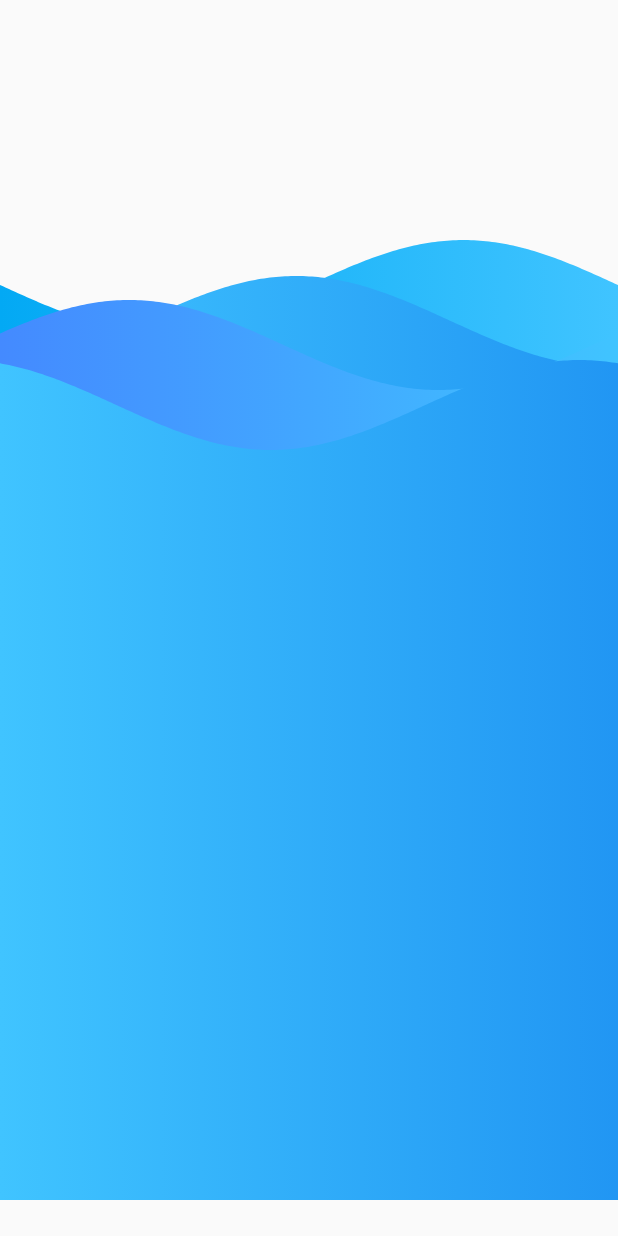
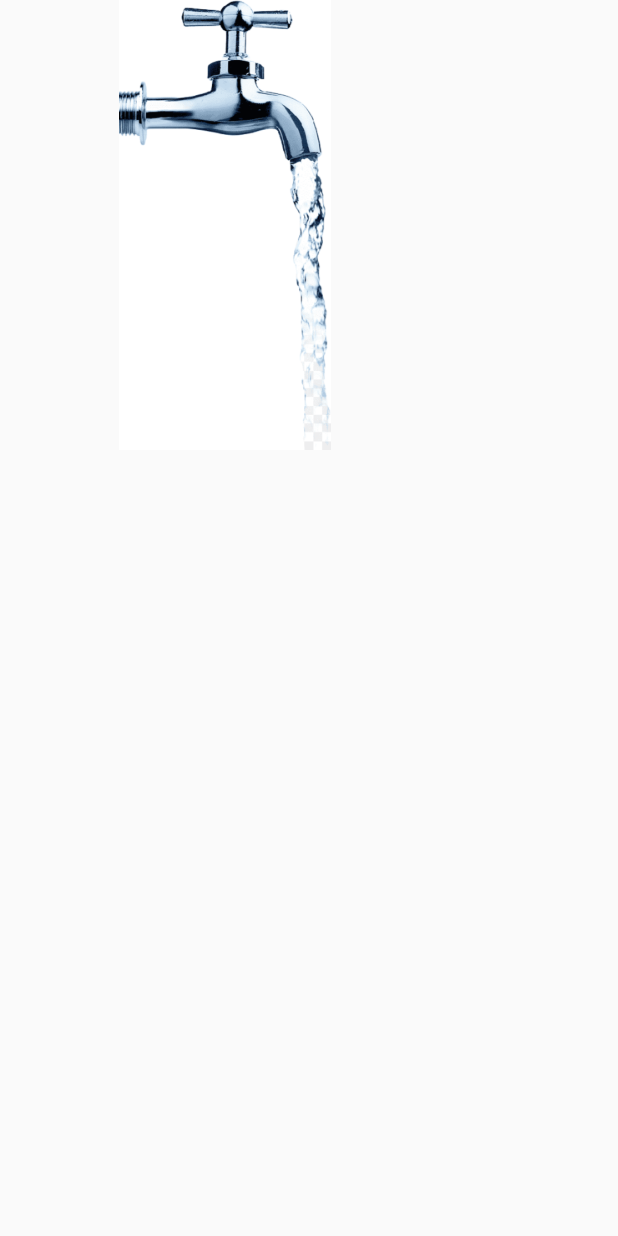
Before and after one commit to omkar1215/Water-Flow-App-Flutter, a Flutter app: the screen it shows after launch, on a phone screen of 412 x 824 dp. Run offline on Flutter 3.47's test engine with Material 2 defaults, Android fonts, the phone set to English and light mode, and no system bars; drawn by our look-alikes of wave.

Commit message:
Final code 2

```diff
--- a/lib/main.dart
+++ b/lib/main.dart
@@ -6,72 +6,38 @@ void main() {
   runApp(MyApp());
 }
 
-class MyApp extends StatelessWidget {
-  // This widget is the root of your application.
+class MyApp extends StatefulWidget{
   @override
-  Widget build(BuildContext context) {
-    return MaterialApp(
-      home: MyHomePage(),
-    );
-  }
+  _MyAppState createState() => _MyAppState();
 }
 
-var flag = 1;
-var switchFlag = "ON";
-var num=800.0;
+bool click = true;
 
-class MyHomePage extends StatelessWidget {
+class _MyAppState extends State<MyApp> {
   @override
-  Widget build(BuildContext context) {
-    return Scaffold(
-      body: Center(
-        child: Column(
-          children: <Widget>[
-            WaveWidget(
-              config: CustomConfig(
-                  gradients: [
-                    [Colors.lightBlue, Colors.lightBlueAccent],
-                    [Colors.lightBlueAccent, Colors.blue],
-                    [Colors.blueAccent, Colors.lightBlueAccent],
-                    [Colors.lightBlueAccent, Colors.blue],
-                  ],
-                  gradientBegin: Alignment.centerLeft,
-                  gradientEnd: Alignment.centerRight,
-                  durations: [3500, 19440, 10800, 6000],
-                  heightPercentages: [0.20, 0.23, 0.25, 0.30]),
-              size: Size(num, num),
-            ),Container(
-              width: 500.0,
-              height: 500.0,
-              child: Column(
-                mainAxisAlignment: MainAxisAlignment.center,
-                crossAxisAlignment: CrossAxisAlignment.center,
-                children: [
-                  RaisedButton(
-                    child: Text(switchFlag, style: TextStyle(fontSize: 20),),
-                    onPressed: (){
-                      if(flag==1){
-                        flag=0;
-                        switchFlag="ON";
-                        num=0.0;
-                      }else{
-                        flag=1;
-                        switchFlag="OFF";
-                        num=800.0;
-                      }
-                    },
-                    color: Colors.indigoAccent,
-                    textColor: Colors.white,
-                    padding: EdgeInsets.all(8.0),
-                    splashColor: Colors.grey,
-                  )
-                ],
-              ),
-            )
+  Widget build(BuildContext context){
+    return MaterialApp(
+      home: Scaffold(
+        body: GestureDetector(
+          onTap:((){
 
-          ],
+            setState(() {
+              click=!click;
+            });
+          }), // Image tapped
+          child: Image.asset( (click==false) ?
+            'assets/wateroff.png' : 'assets/wateron.png',
+//fit: BoxFit.fill, // Fixes border issues
+            width: 300.0,
+            height: 300.0,
+          ),
         ),
       ),
     );
   }
 }
+
+
+
+
+//
--- a/pubspec.yaml
+++ b/pubspec.yaml
@@ -39,6 +39,9 @@ dev_dependencies:
 
 # The following section is specific to Flutter.
 flutter:
+  assets:
+    - assets/wateron.png
+    - assets/wateroff.png
 
   # The following line ensures that the Material Icons font is
   # included with your application, so that you can use the icons in
```
Also changed, not shown: assets/wateroff.png (added), assets/wateron.png (added).
